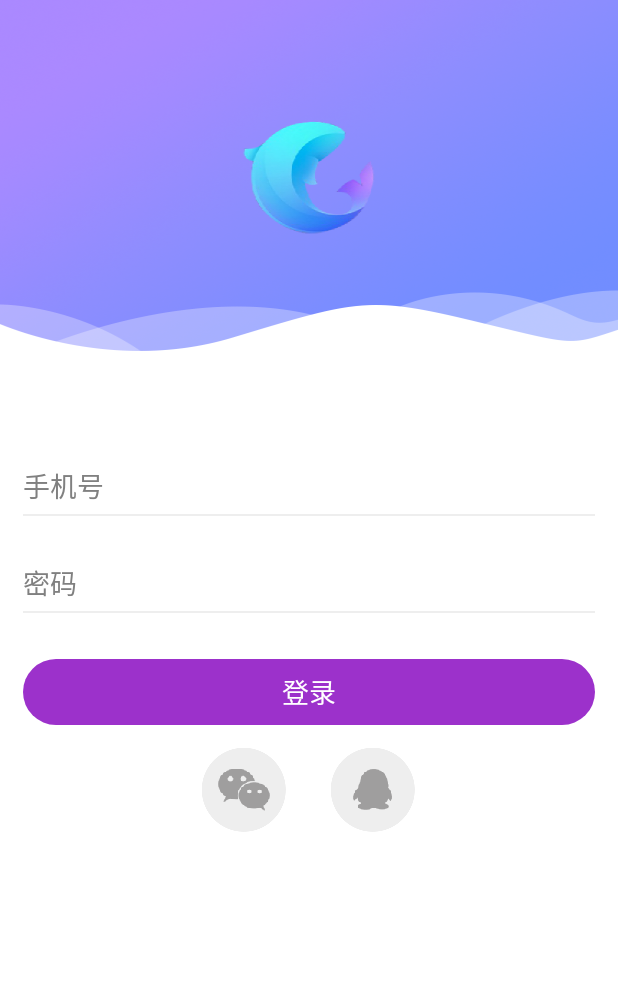
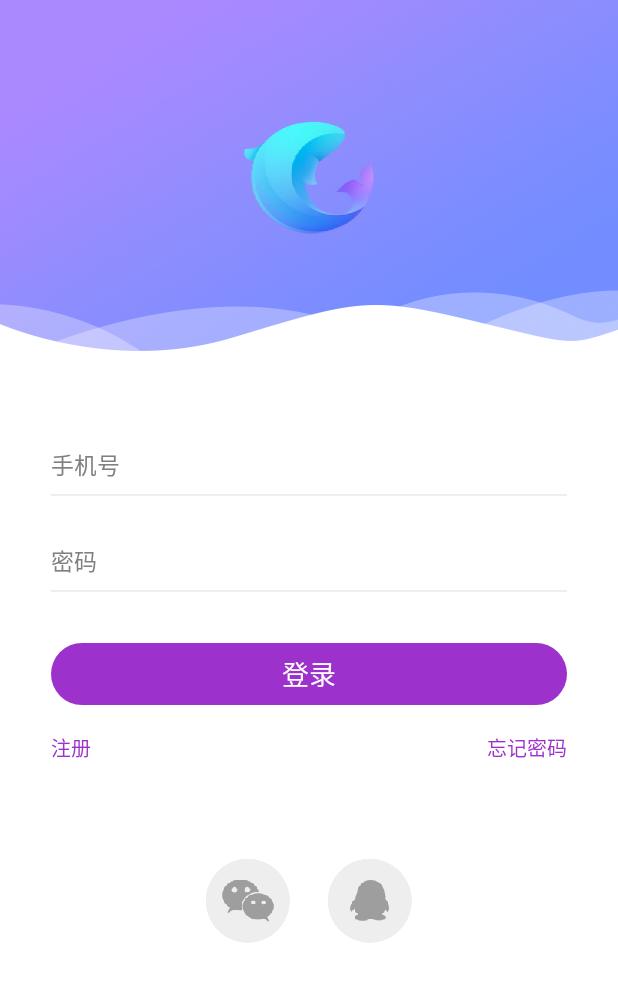
Before and after one commit to StormFeng/BaseLib, an Android app: the screen it shows after launch (MainActivity), on a phone screen of 412 x 824 dp. Shown: the top 982 px of the screen. Run offline under Robolectric (Android 15) with nearby library versions, the phone set to English and light mode, and no system bars; libraries missing offline, so code that uses them is left out: com.jaeger.library; pictures from the network do not load.

Commit message:
first commit

```diff
--- a/app/src/main/java/com/huashitu/liveradio/MainActivity.java
+++ b/app/src/main/java/com/huashitu/liveradio/MainActivity.java
@@ -1,7 +1,11 @@
 package com.huashitu.liveradio;
 
+import android.os.Build;
 import android.os.Bundle;
+import android.view.Window;
+import android.view.WindowManager;
 
+import com.jaeger.library.StatusBarUtil;
 import com.midian.base.base.BaseActivity;
 
 public class MainActivity extends BaseActivity {
@@ -10,5 +14,12 @@ public class MainActivity extends BaseActivity {
     protected void onCreate(Bundle savedInstanceState) {
         super.onCreate(savedInstanceState);
         setContentView(R.layout.activity_login);
+        if (Build.VERSION.SDK_INT >= Build.VERSION_CODES.KITKAT) {
+            Window window = getWindow();
+            window.addFlags(WindowManager.LayoutParams.FLAG_TRANSLUCENT_STATUS);
+        } else {
+            StatusBarUtil.setColor(this, getResources().getColor(R.color.colorPrimary));
+            StatusBarUtil.setTranslucentForImageViewInFragment(_activity, 0, null);
+        }
     }
 }
--- /dev/null
+++ b/app/src/main/res/layout/a.xml
@@ -0,0 +1,11 @@
+<?xml version="1.0" encoding="utf-8"?>
+<LinearLayout xmlns:android="http://schemas.android.com/apk/res/android"
+    android:orientation="vertical" android:layout_width="match_parent"
+    android:layout_height="match_parent">
+
+    <TextView
+        android:layout_width="360dp"
+        android:layout_height="640dp"
+        />
+
+</LinearLayout>
--- a/app/src/main/res/layout/activity_login.xml
+++ b/app/src/main/res/layout/activity_login.xml
@@ -24,50 +24,84 @@
             <LinearLayout
                 android:layout_width="match_parent"
                 android:layout_height="wrap_content"
-                android:layout_marginTop="60dp"
-                android:padding="15dp"
+                android:layout_marginTop="63dp"
+                android:paddingLeft="34dp"
+                android:paddingRight="34dp"
                 android:orientation="vertical">
                 <EditText
                     android:layout_width="match_parent"
                     android:layout_height="wrap_content"
                     android:background="@null"
-                    android:textSize="18sp"
+                    android:textSize="15.3sp"
+                    android:textColor="@color/text6b"
                     android:hint="手机号"/>
                 <View
                     android:layout_width="match_parent"
                     android:layout_height="1dp"
-                    android:layout_marginTop="5dp"
+                    android:layout_marginTop="8dp"
                     android:background="@color/divide_line"/>
             </LinearLayout>
             <LinearLayout
                 android:layout_width="match_parent"
                 android:layout_height="wrap_content"
-                android:padding="15dp"
+                android:layout_marginTop="31.3dp"
+                android:paddingLeft="34dp"
+                android:paddingRight="34dp"
                 android:orientation="vertical">
                 <EditText
                     android:layout_width="match_parent"
                     android:layout_height="wrap_content"
                     android:background="@null"
-                    android:textSize="18sp"
+                    android:textSize="15.3sp"
                     android:hint="密码"/>
                 <View
                     android:layout_width="match_parent"
                     android:layout_height="1dp"
-                    android:layout_marginTop="5dp"
+                    android:layout_marginTop="8dp"
                     android:background="@color/divide_line"/>
             </LinearLayout>
             <Button
                 android:layout_width="match_parent"
-                android:layout_height="44dp"
+                android:layout_height="41.3dp"
                 android:text="登录"
-                android:layout_margin="15dp"
+                android:layout_marginTop="34dp"
+                android:layout_marginLeft="34dp"
+                android:layout_marginRight="34dp"
                 android:textColor="@color/white"
                 android:textSize="18sp"
                 android:background="@drawable/radius_22_purple"/>
+
+            <LinearLayout
+                android:layout_width="match_parent"
+                android:layout_height="wrap_content"
+                android:layout_marginLeft="34dp"
+                android:layout_marginRight="34dp"
+                android:layout_marginTop="18.3dp"
+                android:orientation="horizontal">
+                <TextView
+                    android:layout_width="wrap_content"
+                    android:layout_height="wrap_content"
+                    android:textColor="@color/theme"
+                    android:textSize="13.3sp"
+                    android:text="注册"/>
+
+                <View
+                    android:layout_width="0dp"
+                    android:layout_weight="1"
+                    android:layout_height="match_parent"/>
+
+                <TextView
+                    android:layout_width="wrap_content"
+                    android:layout_height="wrap_content"
+                    android:textColor="@color/theme"
+                    android:textSize="13.3sp"
+                    android:text="忘记密码"/>
+            </LinearLayout>
             <LinearLayout
                 android:layout_width="match_parent"
                 android:layout_height="wrap_content"
                 android:orientation="horizontal"
+                android:layout_marginTop="64.3dp"
                 android:layout_marginBottom="30dp"
                 android:gravity="center">
                 <ImageView
@@ -79,7 +113,7 @@
                     android:layout_width="wrap_content"
                     android:layout_height="wrap_content"
                     android:src="@drawable/icon_qq"
-                    android:layout_marginLeft="30dp"/>
+                    android:layout_marginLeft="25.3dp"/>
             </LinearLayout>
         </LinearLayout>
     </ScrollView>
--- a/app/src/main/res/values/colors.xml
+++ b/app/src/main/res/values/colors.xml
@@ -5,4 +5,5 @@
     <color name="colorAccent">#FF4081</color>
     <color name="theme">#9c31cb</color>
     <color name="white">#ffffff</color>
+    <color name="text6b">#6b6c6b</color>
 </resources>
```
